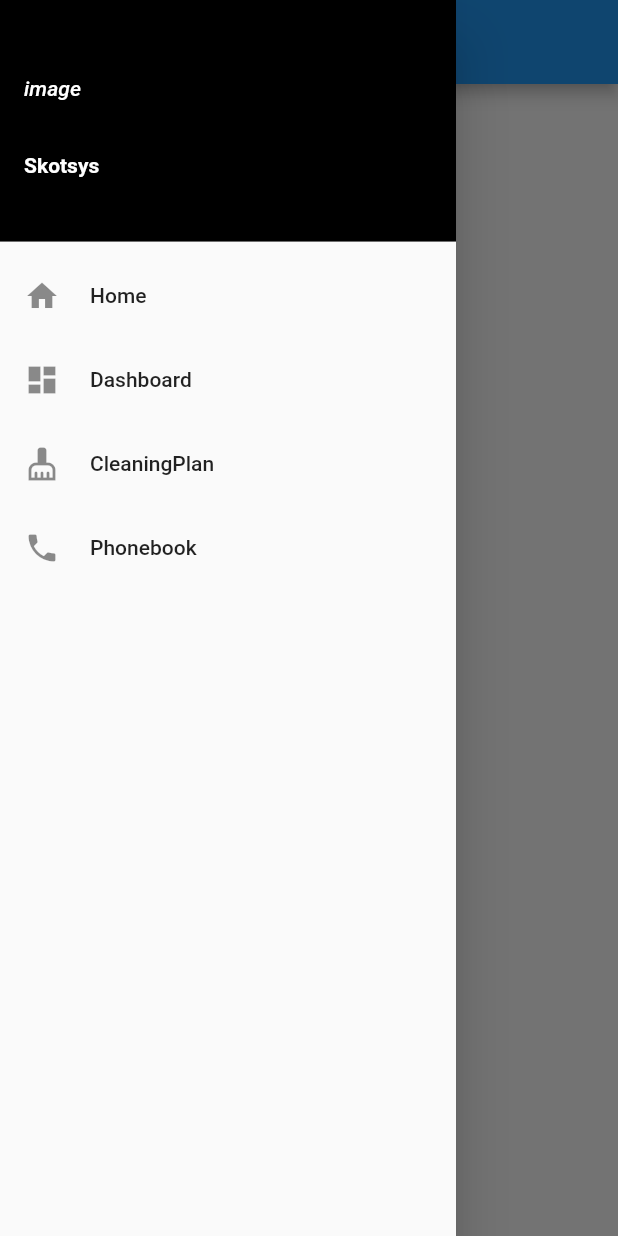
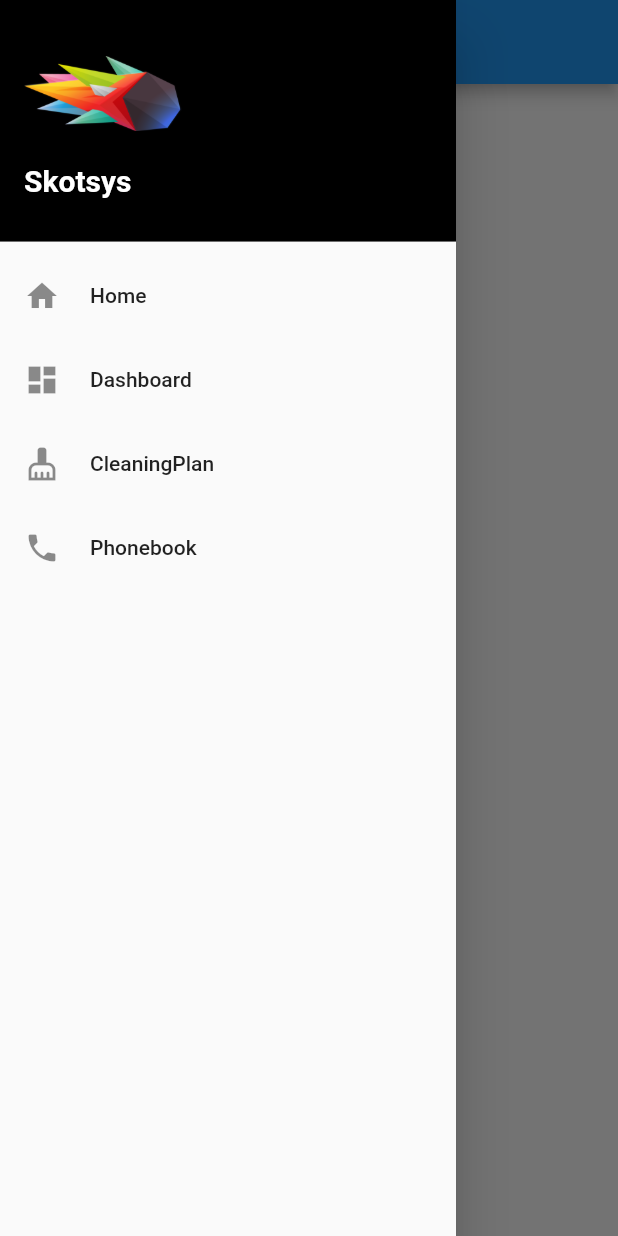
Before and after one commit to lulu12329/skotsys_flutter, a Flutter app: the screen it shows after launch, with the side drawer open, on a phone screen of 412 x 824 dp. Run offline on Flutter 3.47's test engine with Material 2 defaults, Android fonts, the phone set to English and light mode, and no system bars.

Commit message:
updated Drawer to show logo

```diff
--- a/lib/NavigationDrawer.dart
+++ b/lib/NavigationDrawer.dart
@@ -21,18 +21,23 @@
               mainAxisAlignment: MainAxisAlignment.spaceEvenly,
               crossAxisAlignment: CrossAxisAlignment.start,
               children: [
-                Text(
+                /* Text(
                   "image",
                   style: TextStyle(
                     fontStyle: FontStyle.italic,
                     color: Colors.white,
                   ),
+                ), */
+                Image(
+                  image: AssetImage("assets/images/SkotSys_Meteor.png"),
+                  height: 50,
                 ),
                 Text(
                   "Skotsys",
                   style: TextStyle(
                     fontWeight: FontWeight.bold,
                     color: Colors.white,
+                    fontSize: 20,
                   ),
                 )
               ],
--- a/pubspec.yaml
+++ b/pubspec.yaml
@@ -74,3 +74,5 @@
   #
   # For details regarding fonts from package dependencies,
   # see https://flutter.dev/custom-fonts/#from-packages
+  assets:
+    - assets/images/
```
Also changed, not shown: assets/images/SkotSys_Meteor.png (added).
